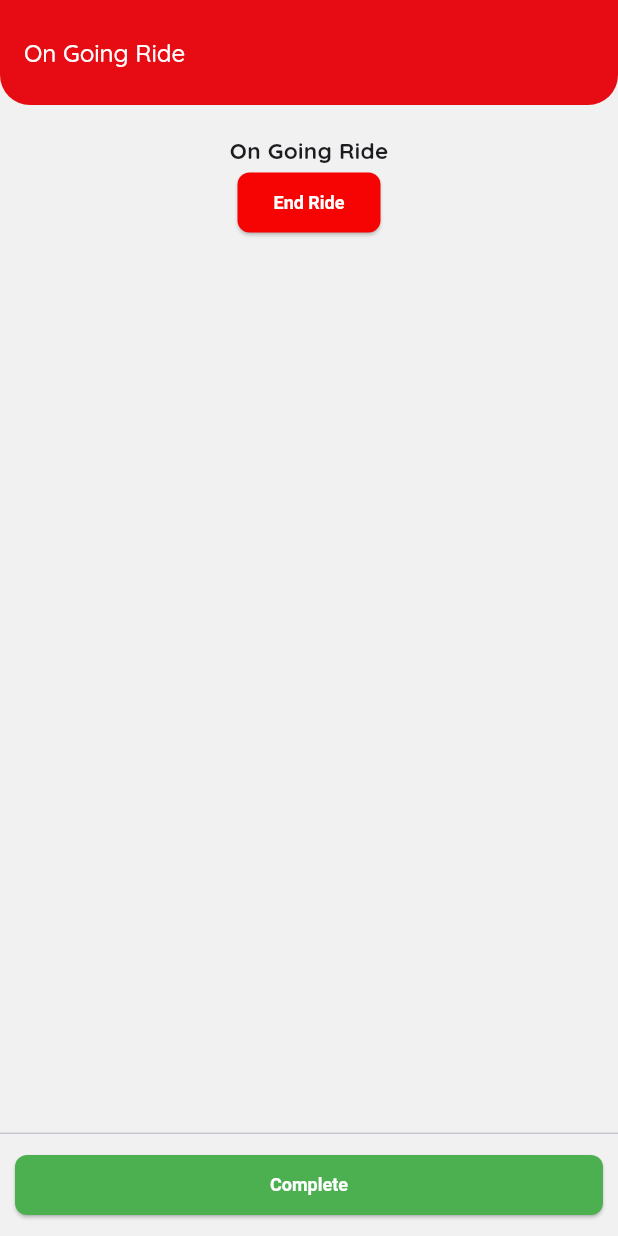
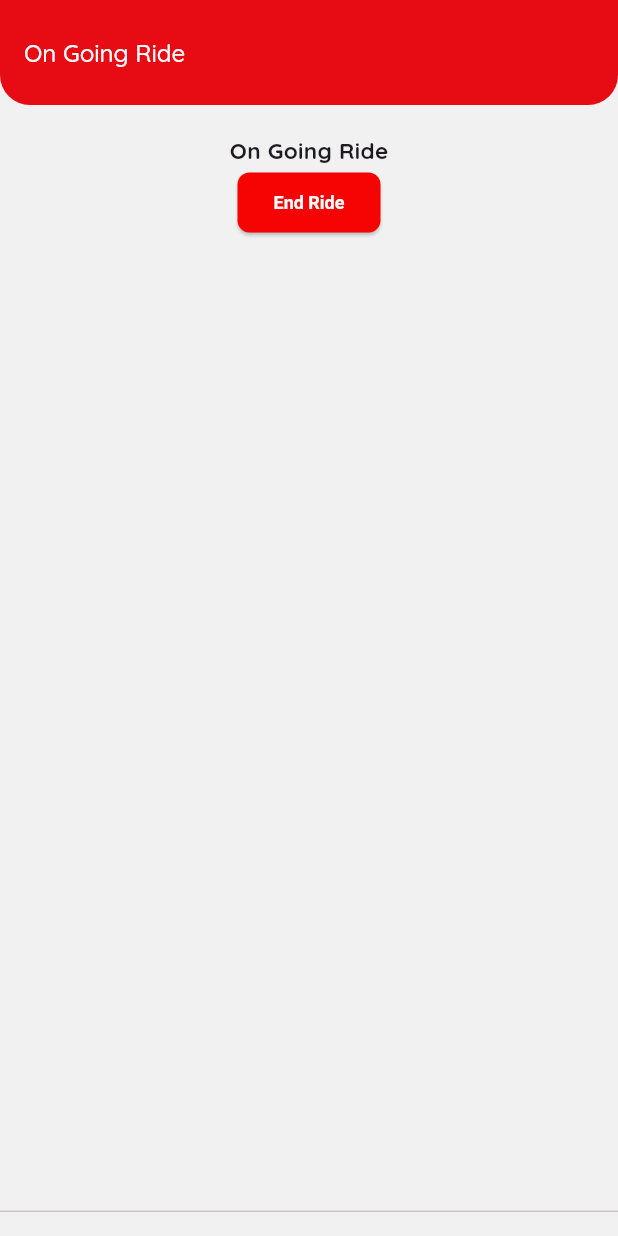
Before and after one commit to ZunnurhaqZulkifli/unimove-mobile, a Flutter app: the OngoingRidePage screen opened directly with empty values, on a phone screen of 412 x 824 dp. Run offline on Flutter 3.47's test engine with Material 3 defaults, Android fonts, the light colour scheme and no system bars; our stand-ins replace bottom_navy_bar, dio, get, get_storage, local_auth, smooth_page_indicator and 1 more; missing offline and left inert: flutter_inappwebview, local_auth_android, local_auth_ios; accounts and stored records are empty; network calls fail; Roboto replaces fonts that are missing (Quicksand).

Commit message:
updated something

```diff
--- a/lib/pages/rides/ongoing_ride.dart
+++ b/lib/pages/rides/ongoing_ride.dart
@@ -73,7 +73,8 @@ class _OngoingRidePageState extends State<OngoingRidePage> {
         ),
       ),
       persistentFooterButtons: [
-        Container(
+        (controller.user.value?.type == 'driver')
+            ? Container(
                 padding: const EdgeInsets.all(2),
                 width: double.infinity,
                 child: ElevatedButton(
@@ -100,7 +101,8 @@ class _OngoingRidePageState extends State<OngoingRidePage> {
                     ),
                   ),
                 ),
-        ),
+              )
+            : Container(),
       ],
     );
   }
```
Lines whose indentation alone changed are shown as unchanged.
